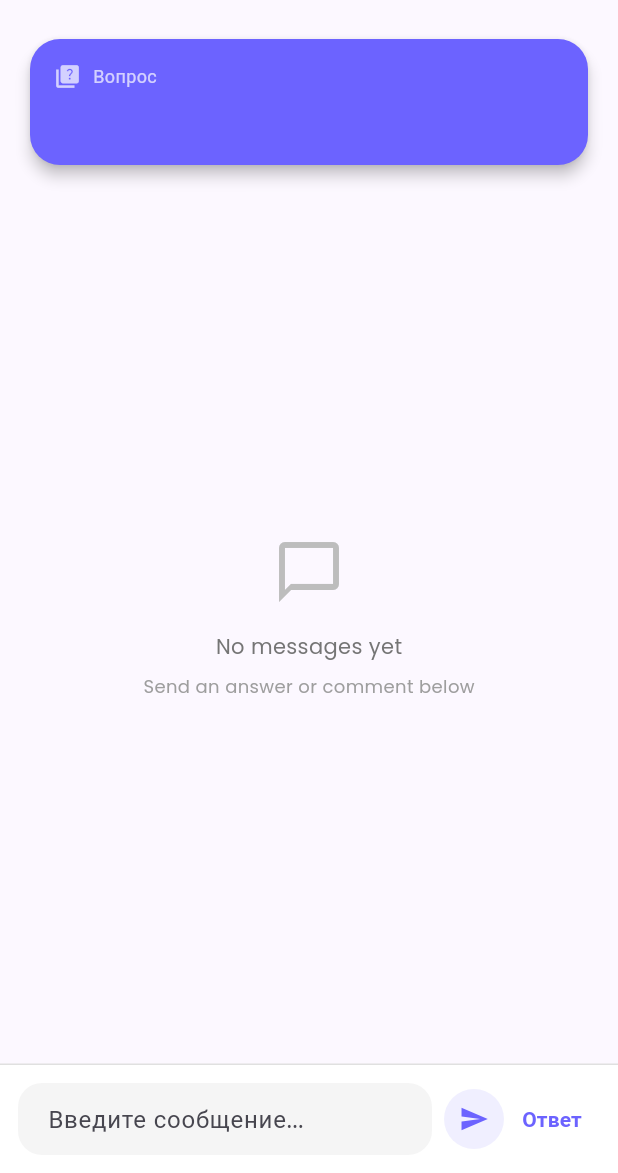
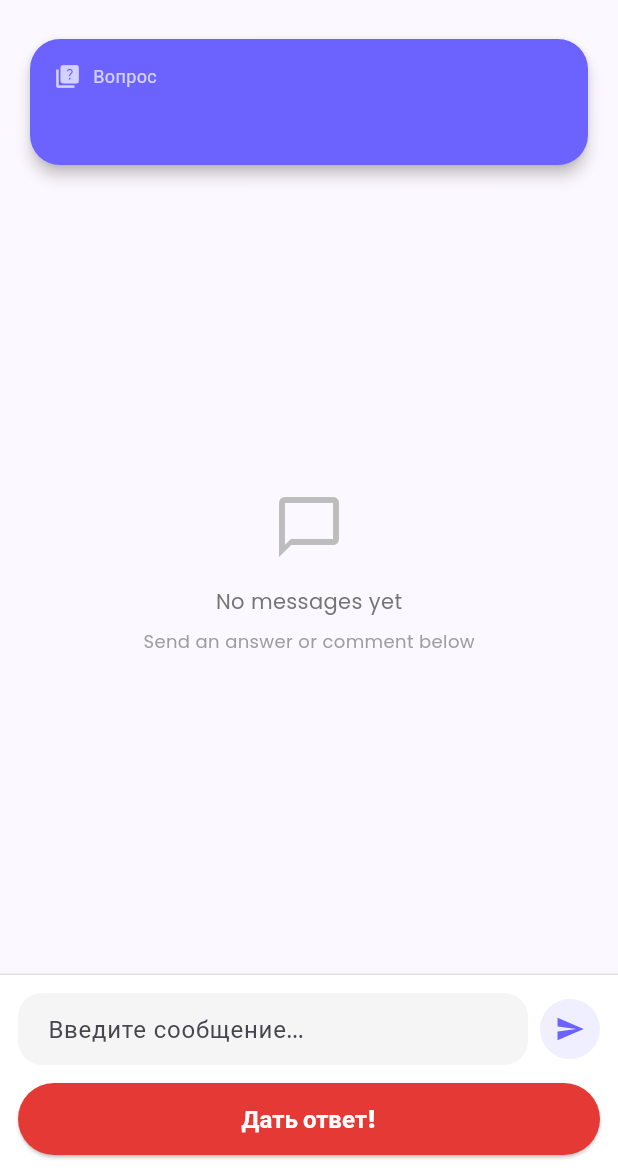
Before and after one commit to PABarannikov/qoomy, a Flutter app: the GameScreen screen opened directly with empty values, on a phone screen of 412 x 824 dp, the part 63-1236 px from its top. Run offline on Flutter 3.47's test engine with Material 3 defaults, Android fonts, the phone set to English and light mode, and no system bars; our stand-ins replace cloud_firestore, cloud_functions, firebase_auth, firebase_core, firebase_storage, flutter_riverpod and 5 more; accounts and stored records are empty; generated files the repository leaves out were written again; network calls fail.

Commit message:
feat: Move answer button below input with red background
- Add full-width red "Дать ответ!" button below message input
- Add giveAnswer localization (EN: "Give answer!", RU: "Дать ответ!")
- Keep comment send icon in the input row

🤖 Generated with [Claude Code](https://claude.com/claude-code)

Co-Authored-By: Claude Opus 4.5 <noreply@anthropic.com>

```diff
--- a/qoomy/lib/l10n/app_localizations.dart
+++ b/qoomy/lib/l10n/app_localizations.dart
@@ -111,6 +111,7 @@ class AppLocalizations {
       'typeComment': 'Type a comment...',
       'typeMessage': 'Type a message...',
       'answerLabel': 'Answer',
+      'giveAnswer': 'Give answer!',
       'comment': 'Comment',
       'aiEvaluating': 'AI is evaluating...',
       'correct': 'Correct!',
@@ -308,6 +309,7 @@ class AppLocalizations {
       'typeComment': 'Введите комментарий...',
       'typeMessage': 'Введите сообщение...',
       'answerLabel': 'Ответ',
+      'giveAnswer': 'Дать ответ!',
       'comment': 'Комментарий',
       'aiEvaluating': 'AI оценивает...',
       'correct': 'Правильно!',
@@ -494,6 +496,7 @@ class AppLocalizations {
   String get typeComment => get('typeComment');
   String get typeMessage => get('typeMessage');
   String get answerLabel => get('answerLabel');
+  String get giveAnswer => get('giveAnswer');
   String get comment => get('comment');
   String get aiEvaluating => get('aiEvaluating');
   String get correct => get('correct');
--- a/qoomy/lib/screens/game/game_screen.dart
+++ b/qoomy/lib/screens/game/game_screen.dart
@@ -1003,22 +1003,32 @@ class _GameScreenState extends ConsumerState<GameScreen> {
                     constraints: const BoxConstraints(),
                   ),
                 ),
-                // Answer button (only if user can still answer) - secondary style
-                if (!cannotAnswer)
-                  TextButton(
-                    onPressed: _isSending ? null : () => _sendPlayerMessageWithType(currentUser, MessageType.answer),
-                    style: TextButton.styleFrom(
-                      foregroundColor: QoomyTheme.primaryColor,
-                      padding: const EdgeInsets.symmetric(horizontal: 12, vertical: 8),
-                    ),
-                    child: Text(
-                      l10n.answerLabel,
-                      style: const TextStyle(fontWeight: FontWeight.bold),
-                    ),
-                  ),
               ],
             ),
           ),
+          // Answer button - full width red button below input
+          if (!cannotAnswer)
+            Padding(
+              padding: const EdgeInsets.fromLTRB(12, 0, 12, 12),
+              child: SizedBox(
+                width: double.infinity,
+                child: ElevatedButton(
+                  onPressed: _isSending ? null : () => _sendPlayerMessageWithType(currentUser, MessageType.answer),
+                  style: ElevatedButton.styleFrom(
+                    backgroundColor: QoomyTheme.errorColor,
+                    foregroundColor: Colors.white,
+                    padding: const EdgeInsets.symmetric(vertical: 12),
+                    shape: RoundedRectangleBorder(
+                      borderRadius: BorderRadius.circular(24),
+                    ),
+                  ),
+                  child: Text(
+                    l10n.giveAnswer,
+                    style: const TextStyle(fontWeight: FontWeight.bold, fontSize: 16),
+                  ),
+                ),
+              ),
+            ),
         ],
       ),
     );
```
Also changed, not shown: qoomy/lib/screens/game/player_game_screen.dart (+21 -11 lines).
